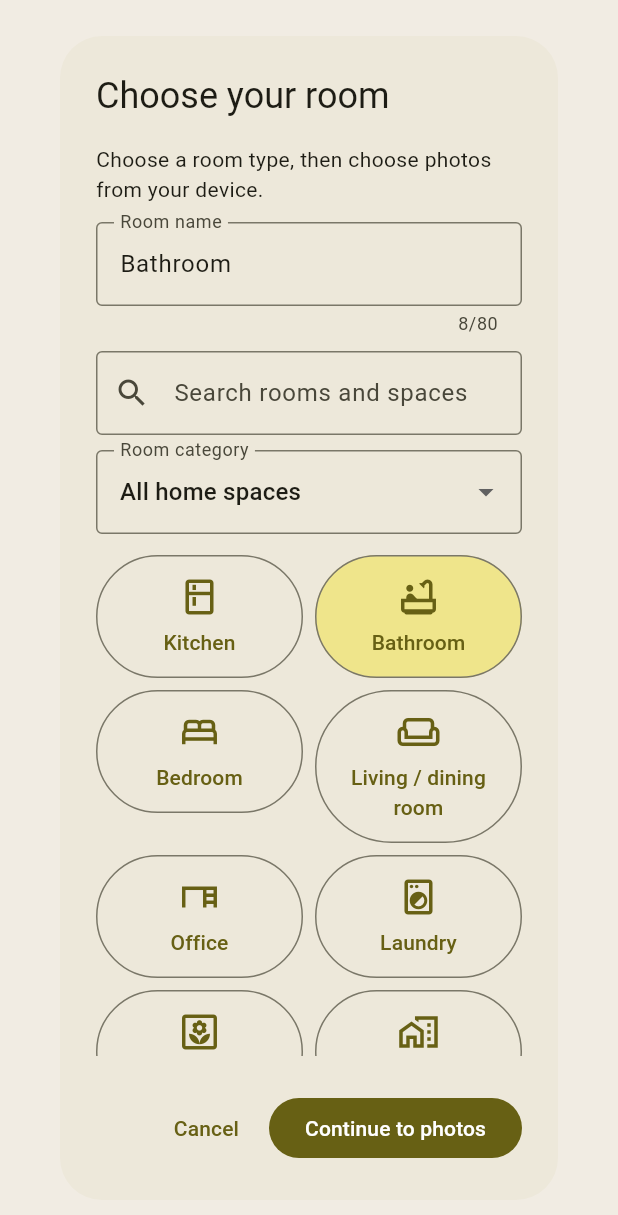
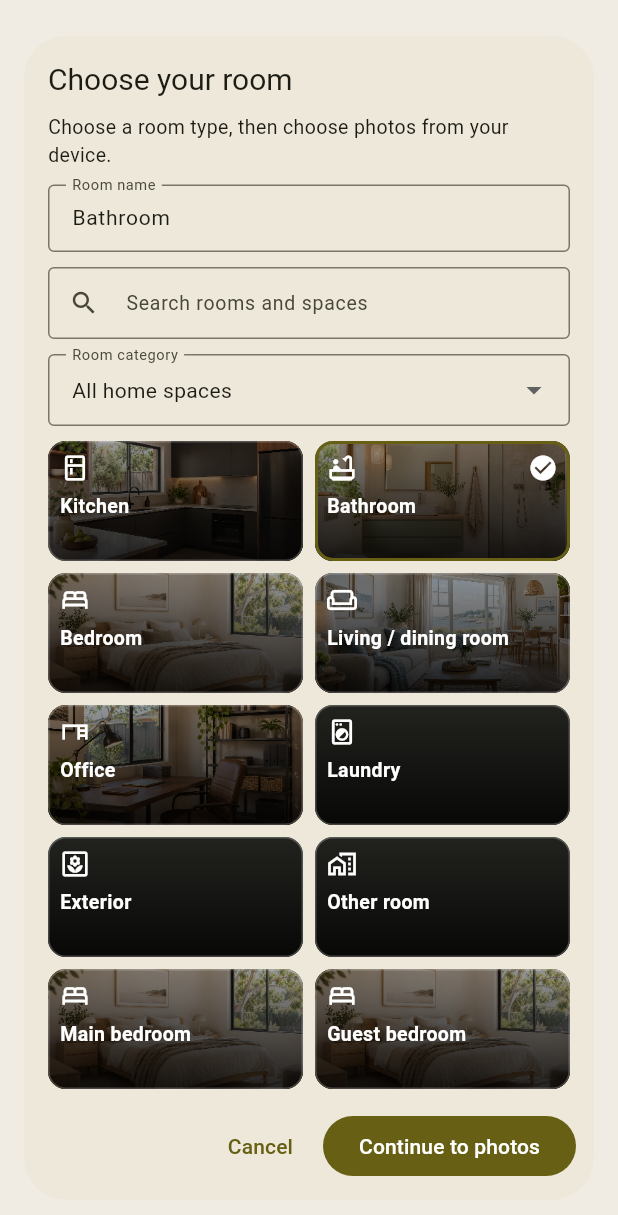
Before and after one commit to dbrazil57-gmail/renovation_ai, a Flutter app: the RoomStartDialog widget shown alone on an empty page, opened directly with sample values from the repository, after a tap on "Bathroom", on a phone screen of 412 x 824 dp. Shown: the top 1215 px of the screen. Run offline on Flutter 3.47's test engine with Material 3 defaults, Android fonts, the phone set to English and light mode, and no system bars; our stand-ins replace camera, cross_file, hive_ce, hive_ce_flutter, image_picker, material_ui and 1 more; missing offline and left inert: dart:js_interop; accounts and stored records are empty.

Commit message:
Compact room chooser with readable labels and room photo backgrounds

```diff
--- a/lib/room_start_widgets.dart
+++ b/lib/room_start_widgets.dart
@@ -13,6 +13,10 @@ const _roomIcons = <String, IconData>{
   'living': Icons.weekend_outlined,
   'office': Icons.desk_outlined,
   'laundry': Icons.local_laundry_service_outlined,
+  'pantry': Icons.shelves,
+  'storage': Icons.inventory_2_outlined,
+  'garage': Icons.garage_outlined,
+  'outdoor': Icons.yard_outlined,
   'exterior': Icons.yard_outlined,
   'other': Icons.home_work_outlined,
 };
@@ -79,7 +83,11 @@ class _RoomStartDialogState extends State<RoomStartDialog> {
 
   @override
   Widget build(BuildContext context) => AlertDialog(
-    title: const Text('Choose your room'),
+    insetPadding: const EdgeInsets.symmetric(horizontal: 16, vertical: 24),
+    titlePadding: const EdgeInsets.fromLTRB(16, 16, 16, 8),
+    contentPadding: const EdgeInsets.fromLTRB(16, 0, 16, 8),
+    actionsPadding: const EdgeInsets.fromLTRB(12, 4, 12, 12),
+    title: const Text('Choose your room', style: TextStyle(fontSize: 20)),
     content: SizedBox(
       width: 560,
       child: SingleChildScrollView(
@@ -93,14 +101,19 @@ class _RoomStartDialogState extends State<RoomStartDialog> {
                   : widget.camera == false
                   ? 'Choose a room type, then choose photos from your device.'
                   : 'Choose a room type, then choose how to add photos.',
+              style: const TextStyle(fontSize: 13),
             ),
-            const SizedBox(height: 12),
+            const SizedBox(height: 10),
             TextField(
               key: const ValueKey('room-name'),
               controller: name,
               maxLength: 80,
+              style: const TextStyle(fontSize: 14),
               decoration: InputDecoration(
                 labelText: 'Room name',
+                labelStyle: const TextStyle(fontSize: 13),
+                isDense: true,
+                counterText: '',
                 errorText: error,
                 border: const OutlineInputBorder(),
               ),
@@ -109,9 +122,12 @@ class _RoomStartDialogState extends State<RoomStartDialog> {
             const SizedBox(height: 10),
             TextField(
               key: const ValueKey('room-search'),
+              style: const TextStyle(fontSize: 14),
               decoration: const InputDecoration(
                 labelText: 'Search rooms and spaces',
-                prefixIcon: Icon(Icons.search),
+                labelStyle: TextStyle(fontSize: 13),
+                isDense: true,
+                prefixIcon: Icon(Icons.search, size: 20),
                 border: OutlineInputBorder(),
               ),
               onChanged: (value) =>
@@ -121,8 +137,12 @@ class _RoomStartDialogState extends State<RoomStartDialog> {
             DropdownButtonFormField<String>(
               initialValue: category,
               isExpanded: true,
+              style: Theme.of(context).textTheme.bodyMedium
+                  ?.copyWith(fontSize: 14),
               decoration: const InputDecoration(
                 labelText: 'Room category',
+                labelStyle: TextStyle(fontSize: 13),
+                isDense: true,
                 border: OutlineInputBorder(),
               ),
               items: [
@@ -135,52 +155,50 @@ class _RoomStartDialogState extends State<RoomStartDialog> {
               ],
               onChanged: (value) => setState(() => category = value ?? ''),
             ),
-            const SizedBox(height: 14),
+            const SizedBox(height: 10),
             LayoutBuilder(
-              builder: (context, constraints) => Wrap(
-                spacing: 8,
-                runSpacing: 8,
-                children: [
-                  for (final entry in roomTypes.entries)
-                    if ((category.isEmpty ||
-                            roomCategories[category]!.contains(entry.key)) &&
-                        (query.isEmpty ||
-                            entry.value.toLowerCase().contains(query) ||
-                            entry.key.contains(query)))
+              builder: (context, constraints) {
+                final textScale =
+                    MediaQuery.textScalerOf(context).scale(13) / 13;
+                final columns =
+                    ((constraints.maxWidth + 8) / (124 * textScale + 8))
+                        .floor()
+                        .clamp(1, 3);
+                final width =
+                    (constraints.maxWidth - 8 * (columns - 1)) / columns;
+                final choices = roomTypes.entries
+                    .where(
+                      (entry) =>
+                          (category.isEmpty ||
+                              roomCategories[category]!.contains(entry.key)) &&
+                          (query.isEmpty ||
+                              entry.value.toLowerCase().contains(query) ||
+                              entry.key.contains(query)),
+                    )
+                    .toList();
+                if (choices.isEmpty) {
+                  return const Text(
+                    'No rooms match. Try another search or category.',
+                  );
+                }
+                return Wrap(
+                  spacing: 8,
+                  runSpacing: 8,
+                  children: [
+                    for (final entry in choices)
                       SizedBox(
-                        width: (constraints.maxWidth - 8) / 2,
-                        child: Semantics(
+                        width: width,
+                        child: _RoomChoiceTile(
+                          key: ValueKey('room-type-${entry.key}'),
+                          type: entry.key,
+                          label: entry.value,
                           selected: type == entry.key,
-                          child: OutlinedButton(
-                            key: ValueKey('room-type-${entry.key}'),
-                            style: OutlinedButton.styleFrom(
-                              backgroundColor: type == entry.key
-                                  ? Theme.of(context)
-                                        .colorScheme
-                                        .primaryContainer
-                                  : null,
-                              padding: const EdgeInsets.symmetric(
-                                horizontal: 8,
-                                vertical: 14,
-                              ),
-                            ),
-                            onPressed: () => select(entry.key),
-                            child: Column(
-                              children: [
-                                Icon(
-                                  _roomIcons[roomFeatureProfile(entry.key)] ??
-                                      Icons.home_work_outlined,
-                                  size: 28,
-                                ),
-                                const SizedBox(height: 6),
-                                Text(entry.value, textAlign: TextAlign.center),
-                              ],
-                            ),
-                          ),
+                          onTap: () => select(entry.key),
                         ),
                       ),
-                ],
-              ),
+                  ],
+                );
+              },
             ),
             if (starter != null) ...[
               const SizedBox(height: 8),
@@ -210,6 +228,116 @@ class _RoomStartDialogState extends State<RoomStartDialog> {
       ),
     ],
   );
+}
+
+class _RoomChoiceTile extends StatelessWidget {
+  final String type, label;
+  final bool selected;
+  final VoidCallback onTap;
+  const _RoomChoiceTile({
+    super.key,
+    required this.type,
+    required this.label,
+    required this.selected,
+    required this.onTap,
+  });
+
+  @override
+  Widget build(BuildContext context) {
+    // These bundled examples decorate the chooser; selecting a type never
+    // imports an example or applies its style/palette to the user's room.
+    final photoType = switch (type) {
+      'main_bedroom' || 'guest_bedroom' => 'bedroom',
+      'ensuite' => 'bathroom',
+      'family' => 'living',
+      'study' => 'office',
+      _ => type,
+    };
+    final sample = roomStarters
+        .where((s) => s.roomTypeId == photoType)
+        .firstOrNull;
+    return Semantics(
+      selected: selected,
+      button: true,
+      child: Material(
+        color: const Color(0xFF383A32),
+        shape: RoundedRectangleBorder(
+          borderRadius: BorderRadius.circular(12),
+          side: BorderSide(
+            color: selected
+                ? Theme.of(context).colorScheme.primary
+                : Colors.white24,
+            width: selected ? 2 : 1,
+          ),
+        ),
+        clipBehavior: Clip.antiAlias,
+        child: InkWell(
+          onTap: onTap,
+          child: Stack(
+            children: [
+              if (sample != null)
+                Positioned.fill(
+                  child: Ink.image(
+                    image: ResizeImage(AssetImage(sample.asset), width: 360),
+                    fit: BoxFit.cover,
+                  ),
+                ),
+              Positioned.fill(
+                child: Ink(
+                  decoration: const BoxDecoration(
+                    gradient: LinearGradient(
+                      begin: Alignment.topCenter,
+                      end: Alignment.bottomCenter,
+                      colors: [Color(0x66000000), Color(0xDD000000)],
+                    ),
+                  ),
+                ),
+              ),
+              ConstrainedBox(
+                constraints: const BoxConstraints(minHeight: 80),
+                child: Padding(
+                  padding: const EdgeInsets.all(8),
+                  child: Column(
+                    mainAxisSize: MainAxisSize.min,
+                    crossAxisAlignment: CrossAxisAlignment.stretch,
+                    children: [
+                      Row(
+                        children: [
+                          Icon(
+                            _roomIcons[roomFeatureProfile(type)] ??
+                                Icons.home_work_outlined,
+                            size: 20,
+                            color: Colors.white,
+                          ),
+                          const Spacer(),
+                          if (selected)
+                            const Icon(
+                              Icons.check_circle,
+                              size: 20,
+                              color: Colors.white,
+                            ),
+                        ],
+                      ),
+                      const SizedBox(height: 8),
+                      Text(
+                        label,
+                        style: const TextStyle(
+                          fontSize: 13,
+                          height: 1.2,
+                          color: Colors.white,
+                          fontWeight: FontWeight.w600,
+                        ),
+                      ),
+                    ],
+                  ),
+                ),
+              ),
+            ],
+          ),
+        ),
+      ),
+    );
+  }
 }
 
 class InspirationGallery extends StatefulWidget {
```
Also changed, not shown: 4 other files.
